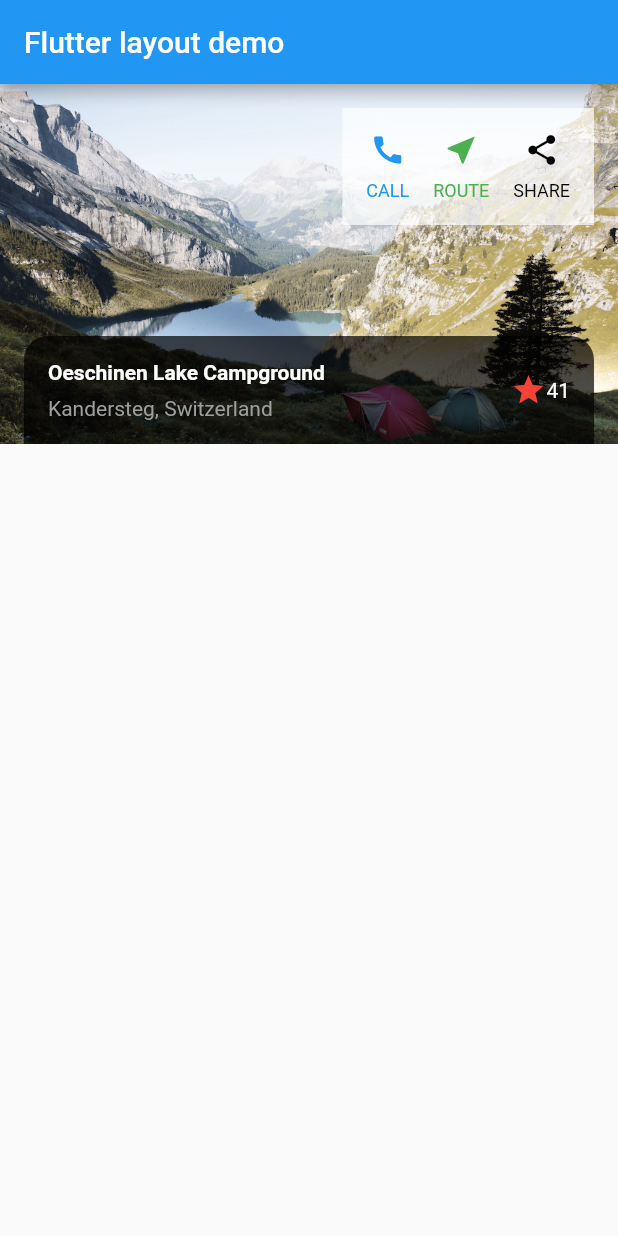
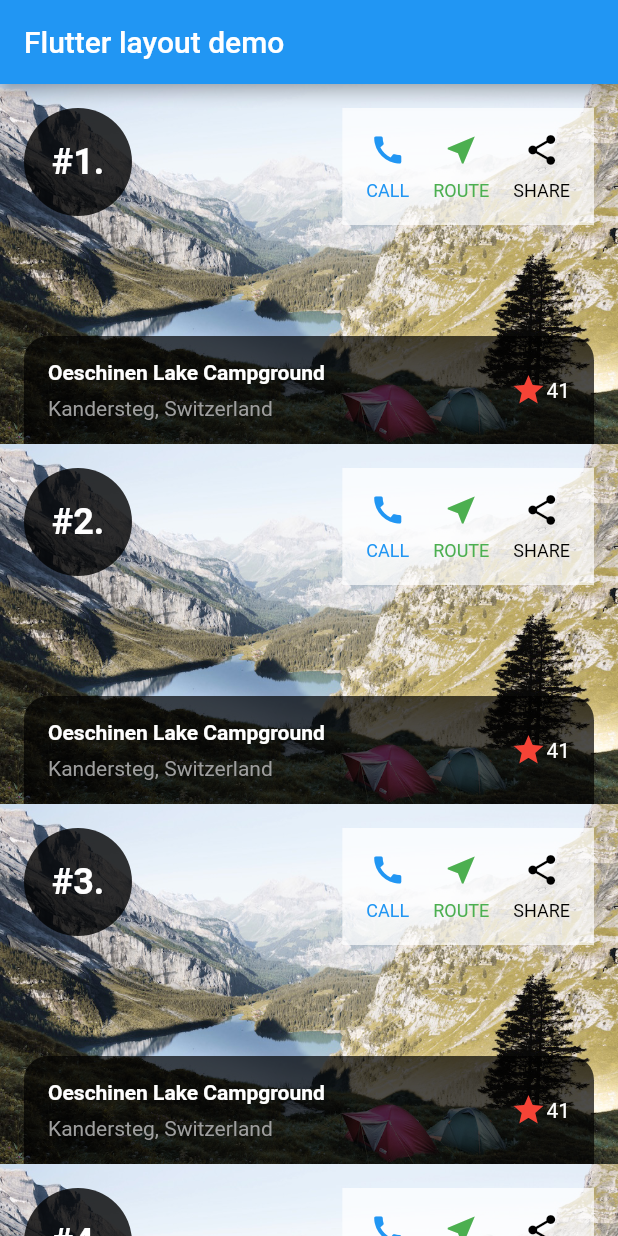
Before and after one commit to yutaDV/flutter_task1, a Flutter app: the screen it shows after launch, on a phone screen of 412 x 824 dp. Run offline on Flutter 3.47's test engine with Material 2 defaults, Android fonts, the phone set to English and light mode, and no system bars.

```diff
--- a/lib/main.dart
+++ b/lib/main.dart
@@ -97,26 +97,54 @@ class MyApp extends StatelessWidget {
       ),
     );
 
-    return MaterialApp(
+   Widget buildImageStack(int imageNumber) {
+     return Stack(
+       children: [
+         Image.asset(
+           'image/lake.jpg',
+           width: 600,
+           height: 240,
+           fit: BoxFit.cover,
+         ),
+         titleSection,
+         buttonSection,
+         Positioned(
+           top: 16,
+           left: 16,
+           child: Container(
+             width: 72,
+             height: 72,
+             decoration: BoxDecoration(
+               color: Colors.black.withOpacity(0.8),
+               shape: BoxShape.circle,
+             ),
+             child: Center(
+               child: Text(
+                 '#$imageNumber.',
+                 style: TextStyle(
+                   color: Colors.white,
+                   fontSize: 24,
+                   fontWeight: FontWeight.bold,
+                 ),
+               ),
+             ),
+           ),
+         ),
+       ],
+     );
+   }
+
+
+   return MaterialApp(
       title: 'Flutter layout demo',
       home: Scaffold(
         appBar: AppBar(
           title: const Text('Flutter layout demo'),
         ),
-        body: Stack(
-            children: [
-            Image.asset(
-              'image/lake.jpg',
-              width: 600,
-              height: 240,
-              fit: BoxFit.cover,
-            ),
-              titleSection,
-              buttonSection,
-              //textSection,
-          ]
+        body:  ListView(
+          children: List.generate(20, (index) => buildImageStack(index + 1)),
+          ),
         ),
-      ),
     );
   }
 
```
